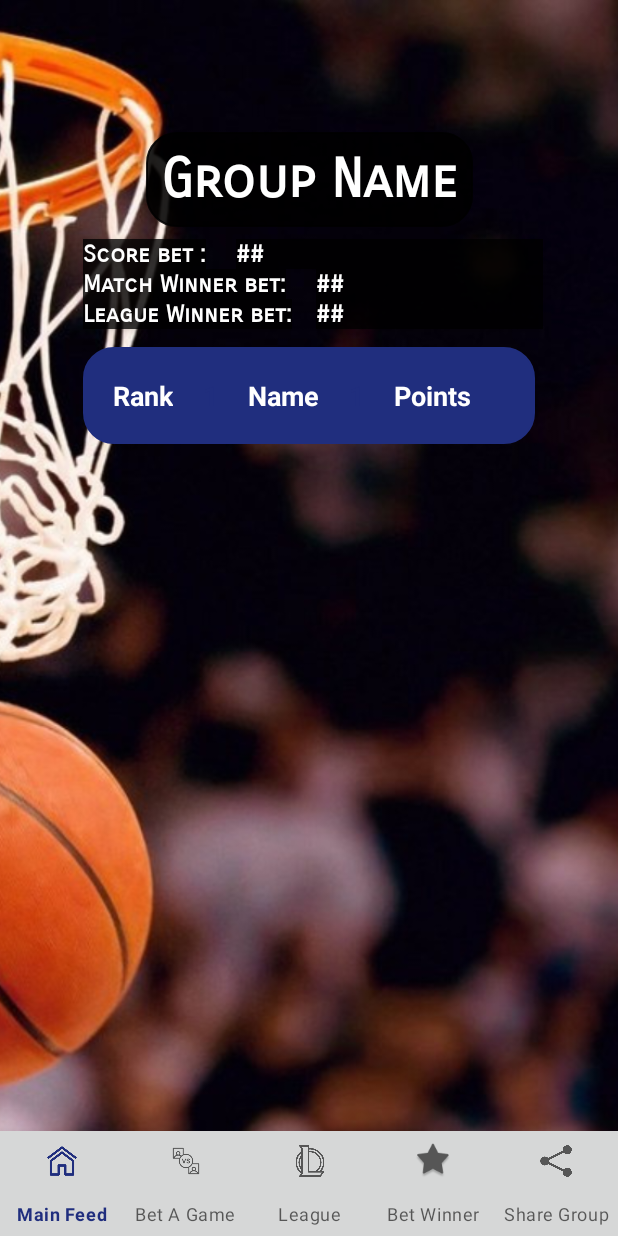
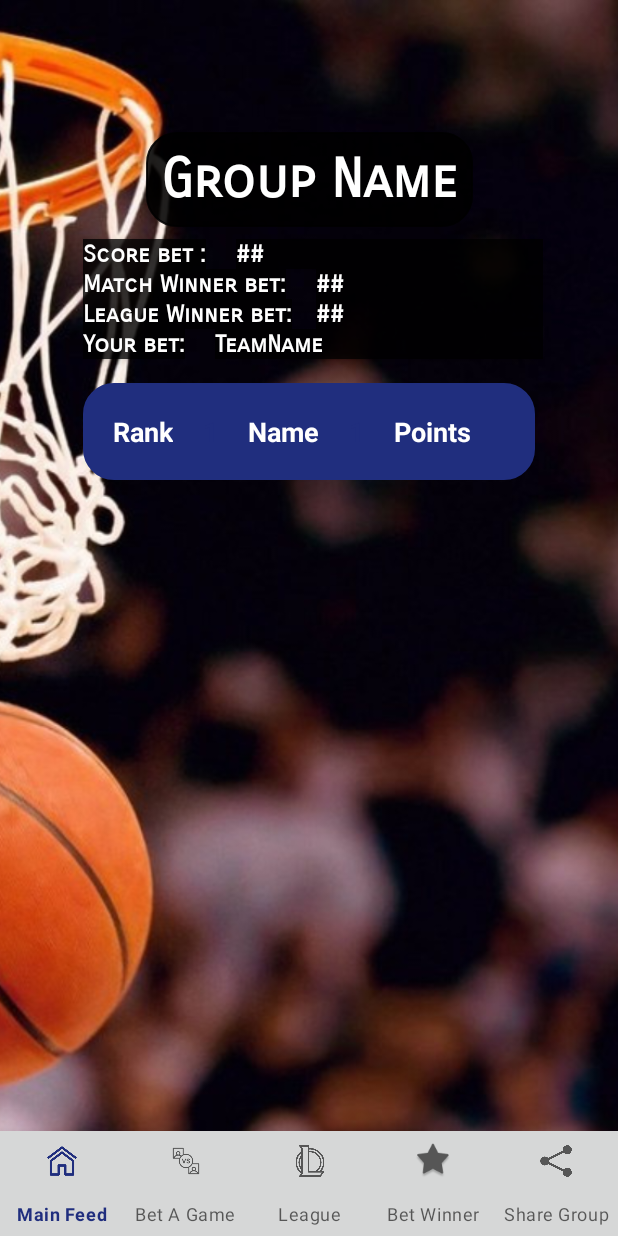
Before and after one commit to EdenShtein/iBet, an Android app: the fragment GroupDetailsFragment placed in its activity, on a phone screen of 412 x 824 dp. Run offline under Robolectric (Android 15) with nearby library versions, the phone set to English and light mode, and no system bars; our stand-ins replace Room's generated code, Volley; network calls fail; 5 statements that could not run were skipped.

Commit message:
showing league winning bet in group details

```diff
--- a/app/src/main/java/com/example/ibet/GroupDetailsFragment.java
+++ b/app/src/main/java/com/example/ibet/GroupDetailsFragment.java
@@ -55,6 +55,7 @@ public class GroupDetailsFragment extends Fragment {
     TextView group_points1;
     TextView group_points2;
     TextView group_points3;
+    TextView teamChoice;
 
     String group_id;
     Group currentGroup;
@@ -102,6 +103,8 @@ public class GroupDetailsFragment extends Fragment {
         group_points2 = view.findViewById(R.id.group_details_winner_input);
         group_points3 = view.findViewById(R.id.group_details_leaguewinner_input);
 
+        teamChoice = view.findViewById(R.id.group_details_leaguewinner_input2);
+
         Model.instance.getGroupData(group_id, "", new Model.GroupListener() {
             @Override
             public void onComplete(boolean result, Group group) {
@@ -130,6 +133,19 @@ public class GroupDetailsFragment extends Fragment {
             }
         });
 
+        Model.instance.getCurrentUserDetails(new Model.UserDetailsListener() {
+            @Override
+            public void onComplete(User user) {
+                currentUser = user;
+                Model.instance.getWinningTeamBet(group_id, currentUser.getId(), new Model.StringListener() {
+                    @Override
+                    public void onComplete(String string) {
+                        teamChoice.setText(string);
+                    }
+                });
+            }
+        });
+
         userAdapter.setOnItemClickListener(new UserAdapter.OnItemClickListener() {
             @Override
             public void onItemClick(User user, View view) {
@@ -144,17 +160,14 @@ public class GroupDetailsFragment extends Fragment {
         return view;
     }
 
-
-
     public void ShowPopup(View v){
 
         Button confirmBtn;
         myDialog.setContentView(R.layout.fragment_league_winner);
-        confirmBtn = (Button) myDialog.findViewById(R.id.popup_winner_btn);
+        confirmBtn = myDialog.findViewById(R.id.popup_winner_btn);
 
         Spinner leagueDropDown;
         leagueDropDown = myDialog.findViewById(R.id.winner_teams_list);
-
 
         //create a list of items for the spinner.
         String[] leagues = new String[]{"NBA","A","B","C"};
@@ -179,22 +192,20 @@ public class GroupDetailsFragment extends Fragment {
             @Override
             public void onClick(View v) {
                 teamName = leagueDropDown.getSelectedItem().toString();
-                if (teamName.equals("Select winning team")) {
-                    myDialog.dismiss();
-                }else{
+                if (!teamName.equals("Select winning team")) {
                     Model.instance.winningTeamBet(group_id, teamName, new Model.SuccessListener() {
                         @Override
                         public void onComplete(boolean result) {
-                            if(result){
+                            if (result) {
                                 Toast.makeText(getActivity(), "Successful Bet on: " + teamName, Toast.LENGTH_SHORT).show();
-                            }else{
+                            } else {
                                 Toast.makeText(getActivity(), "Something went wrong", Toast.LENGTH_SHORT).show();
                             }
 
                         }
                     });
-                    myDialog.dismiss();
                 }
+                myDialog.dismiss();
 
             }
         });
@@ -249,13 +260,4 @@ public class GroupDetailsFragment extends Fragment {
             return true;
         }
     };
-
-   /* public boolean isAdmin(){
-        if(currentUser.getId().equals(currentGroup.getAdmin_id())){
-            return true;
-        }
-        else{
-            return false;
-        }
-    }*/
 }
--- a/app/src/main/java/com/example/ibet/model/AppDatabase.java
+++ b/app/src/main/java/com/example/ibet/model/AppDatabase.java
@@ -20,7 +20,7 @@ import com.example.ibet.model.User.User;
 import com.example.ibet.model.User.UserDao;
 import com.example.ibet.model.User.UserLog;
 
-@Database(entities = {Group.class, Team.class, Match.class, User.class, UserLog.class}, version = 20, exportSchema = false)
+@Database(entities = {Group.class, Team.class, Match.class, User.class, UserLog.class}, version = 21, exportSchema = false)
 public abstract class AppDatabase extends RoomDatabase {
 
     private static AppDatabase instance;
--- a/app/src/main/res/layout/fragment_group_details.xml
+++ b/app/src/main/res/layout/fragment_group_details.xml
@@ -6,6 +6,40 @@
     android:layout_width="match_parent"
     android:layout_height="match_parent"
     tools:context=".GroupDetailsFragment">
+
+    <TextView
+        android:id="@+id/group_details_leaguewinner_txt2"
+        android:layout_width="0dp"
+        android:layout_height="wrap_content"
+        android:layout_marginStart="55dp"
+        android:background="#DF000000"
+        android:backgroundTint="#DF000000"
+        android:elevation="5px"
+        android:fontFamily="sans-serif-smallcaps"
+        android:text="Your bet:"
+        android:textColor="#FFFFFF"
+        android:textSize="16sp"
+        android:textStyle="bold"
+        app:layout_constraintStart_toStartOf="parent"
+        app:layout_constraintTop_toBottomOf="@+id/group_details_leaguewinner_txt" />
+
+    <TextView
+        android:id="@+id/group_details_leaguewinner_input2"
+        android:layout_width="0dp"
+        android:layout_height="wrap_content"
+        android:layout_marginStart="20dp"
+        android:layout_marginEnd="50dp"
+        android:background="#DF000000"
+        android:backgroundTint="#DF000000"
+        android:elevation="5px"
+        android:fontFamily="sans-serif-smallcaps"
+        android:text="TeamName"
+        android:textColor="#FFFFFF"
+        android:textSize="16sp"
+        android:textStyle="bold"
+        app:layout_constraintEnd_toEndOf="parent"
+        app:layout_constraintStart_toEndOf="@+id/group_details_leaguewinner_txt2"
+        app:layout_constraintTop_toBottomOf="@+id/group_details_leaguewinner_input" />
 
     <TextView
         android:id="@+id/group_details_winner_input"
@@ -40,7 +74,6 @@
         android:textSize="16sp"
         android:textStyle="bold"
         app:layout_constraintEnd_toEndOf="parent"
-        app:layout_constraintHorizontal_bias="1.0"
         app:layout_constraintStart_toEndOf="@+id/group_details_winner_txt"
         app:layout_constraintTop_toTopOf="@+id/group_details_leaguewinner_txt" />
 
@@ -133,13 +166,13 @@
         android:layout_width="0dp"
         android:layout_height="wrap_content"
         android:layout_marginStart="55dp"
-        android:layout_marginTop="12dp"
+        android:layout_marginTop="16dp"
         android:layout_marginEnd="55dp"
         android:elevation="1px"
         app:layout_constraintEnd_toEndOf="parent"
         app:layout_constraintHorizontal_bias="0.495"
         app:layout_constraintStart_toStartOf="parent"
-        app:layout_constraintTop_toBottomOf="@+id/group_details_leaguewinner_txt">
+        app:layout_constraintTop_toBottomOf="@+id/group_details_leaguewinner_input2">
 
         <TableRow
             android:id="@+id/group_details_table_main"
```
Also changed, not shown: app/src/main/java/com/example/ibet/model/Model.java (+9 -3 lines), app/src/main/java/com/example/ibet/model/Server.java (+51 -0 lines).
